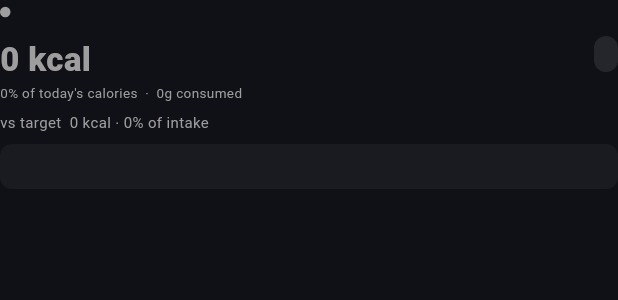
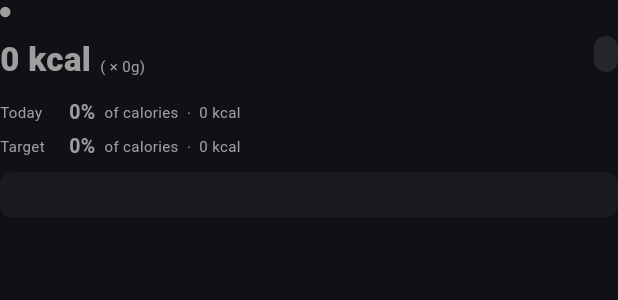
Before and after one commit to worldpeacemetta/WorldPeaceBuilder, a Flutter app: the _MacroReport widget shown alone on an empty page, opened directly with empty values, on a phone screen of 412 x 824 dp. Shown: the top 300 px of the screen. Run offline on Flutter 3.47's test engine with Material 3 defaults, Android fonts, the phone set to English and light mode, and no system bars; our stand-ins replace fl_chart, flutter_riverpod, go_router, image_picker, shared_preferences, supabase_flutter; missing offline and left inert: mobile_scanner; accounts and stored records are empty.

Commit message:
Macro Split report polish: formula inline, symmetric % rows
- Big kcal shows '(4 kcal/g × 153g)' muted next to it
- Removed redundant '153g consumed' subtitle line
- Today/Target as symmetric labeled rows: '46  37%  of calories · 611 kcal'
  with % bold in macro color for instant comparison

https://claude.ai/code/session_01Fh3mjq5VUhPDJmziG8ZXP6

```diff
--- a/mobile/lib/screens/daily_log/day_detail_screen.dart
+++ b/mobile/lib/screens/daily_log/day_detail_screen.dart
@@ -546,7 +546,7 @@ class _MacroSplitPanelState extends State<_MacroSplitPanel> {
   static const _names         = ['PROTEIN', 'CARBS', 'FAT'];
   static const _macroNames    = ['protein', 'carbs', 'fat'];
   static const _kcalPerGram   = [4.0, 4.0, 9.0];
-  static const _kcalPerGLabel = ['4 kcal / g', '4 kcal / g', '9 kcal / g'];
+  static const _kcalPerGLabel = ['4 kcal/g', '4 kcal/g', '9 kcal/g'];
 
   List<double> _split(double p, double c, double f) {
     final pk = p * 4.0, ck = c * 4.0, fk = f * 9.0;
@@ -760,20 +760,27 @@ class _MacroReport extends StatelessWidget {
           ],
         ),
         const SizedBox(height: 8),
-        // Big kcal + diff badge
+        // Big kcal + formula + diff badge
         Row(
           crossAxisAlignment: CrossAxisAlignment.start,
           children: [
             Column(
               crossAxisAlignment: CrossAxisAlignment.start,
               children: [
-                Text('$kcal kcal',
-                    style: TextStyle(
-                        fontSize: 22,
-                        fontWeight: FontWeight.w800,
-                        color: color)),
-                Text('$aPct% of today\'s calories  ·  ${grams.round()}g consumed',
-                    style: TextStyle(fontSize: 9, color: cs.textMuted)),
+                Row(
+                  crossAxisAlignment: CrossAxisAlignment.baseline,
+                  textBaseline: TextBaseline.alphabetic,
+                  children: [
+                    Text('$kcal kcal',
+                        style: TextStyle(
+                            fontSize: 22,
+                            fontWeight: FontWeight.w800,
+                            color: color)),
+                    const SizedBox(width: 6),
+                    Text('($kcalPerGramLabel × ${grams.round()}g)',
+                        style: TextStyle(fontSize: 10, color: cs.textMuted)),
+                  ],
+                ),
               ],
             ),
             const Spacer(),
@@ -791,10 +798,11 @@ class _MacroReport extends StatelessWidget {
             ),
           ],
         ),
-        const SizedBox(height: 6),
-        // Target
-        Text('vs target  $targetKcal kcal · $tPct% of intake',
-            style: TextStyle(fontSize: 10, color: cs.textMuted)),
+        const SizedBox(height: 10),
+        // Today / Target symmetric rows
+        _PctRow(label: 'Today', pct: aPct, kcalVal: kcal, color: color, cs: cs),
+        const SizedBox(height: 4),
+        _PctRow(label: 'Target', pct: tPct, kcalVal: targetKcal, color: color, cs: cs),
         const SizedBox(height: 8),
         // Insight box
         Container(
@@ -811,6 +819,43 @@ class _MacroReport extends StatelessWidget {
                   fontStyle: FontStyle.italic,
                   height: 1.4)),
         ),
+      ],
+    );
+  }
+}
+
+// ── Symmetric Today / Target percentage row ───────────────────────────────────
+class _PctRow extends StatelessWidget {
+  const _PctRow({
+    required this.label,
+    required this.pct,
+    required this.kcalVal,
+    required this.color,
+    required this.cs,
+  });
+  final String label;
+  final int pct;
+  final int kcalVal;
+  final Color color;
+  final AppColorScheme cs;
+
+  @override
+  Widget build(BuildContext context) {
+    return Row(
+      children: [
+        SizedBox(
+          width: 46,
+          child: Text(label,
+              style: TextStyle(fontSize: 10, color: cs.textMuted)),
+        ),
+        Text('$pct%',
+            style: TextStyle(
+                fontSize: 13,
+                fontWeight: FontWeight.w700,
+                color: color)),
+        const SizedBox(width: 6),
+        Text('of calories  ·  $kcalVal kcal',
+            style: TextStyle(fontSize: 10, color: cs.textMuted)),
       ],
     );
   }
```
